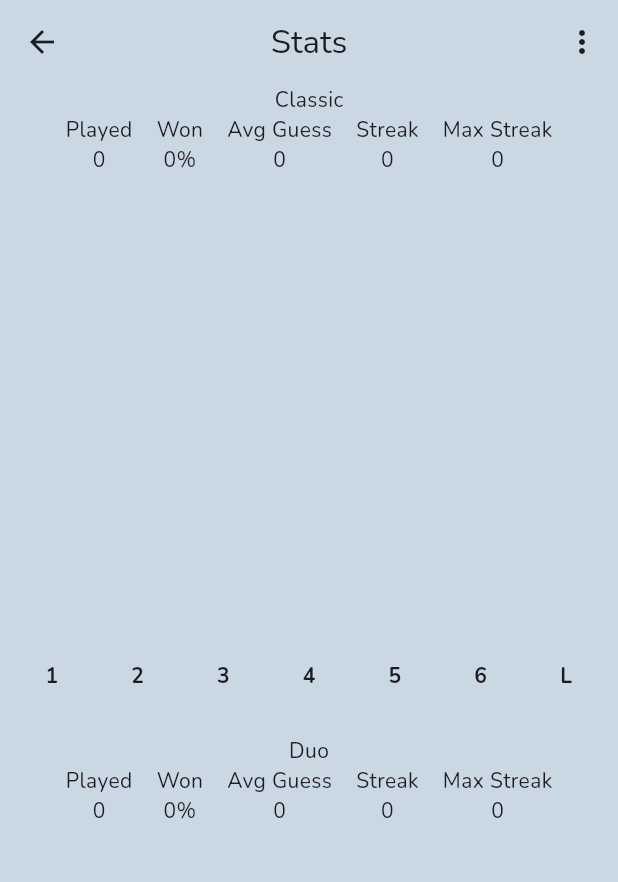
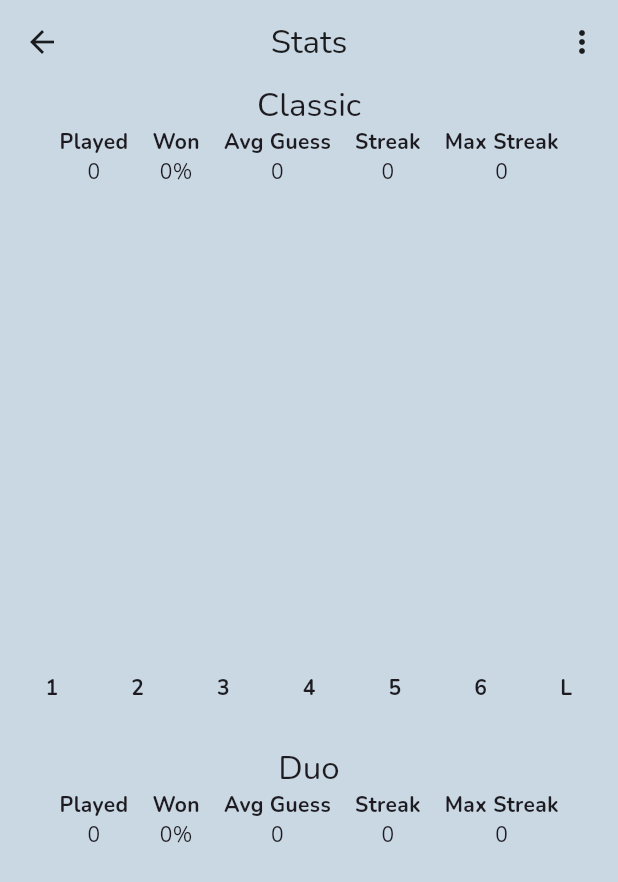
Before and after one commit to sstream17/word-game-2, a Flutter app: the Stats screen opened by its route, on a phone screen of 412 x 824 dp. Shown: the top 882 px of the screen. Run offline on Flutter 3.47's test engine with Material 3 defaults, Android fonts, the phone set to English and light mode, and no system bars; drawn by our look-alikes of fl_chart; our stand-ins replace google_fonts, hive, hive_flutter, url_strategy; accounts and stored records are empty.

Commit message:
Style fonts in end game and stats

```diff
--- a/game/lib/end_game_answers.dart
+++ b/game/lib/end_game_answers.dart
@@ -22,7 +22,8 @@ class EndGameAnswers extends StatelessWidget {
 
       var word = Text(words[i]);
       var winIndex = Container(
-        width: 16,
+        width: 24,
+        alignment: Alignment.center,
         padding: const EdgeInsets.all(4),
         decoration: BoxDecoration(
           borderRadius: BorderRadius.circular(4),
@@ -42,10 +43,13 @@ class EndGameAnswers extends StatelessWidget {
       );
     }
 
-    return Wrap(
-      spacing: 16,
-      runSpacing: 16,
-      children: items,
+    return DefaultTextStyle(
+      style: Theme.of(context).textTheme.titleLarge!,
+      child: Wrap(
+        spacing: 16,
+        runSpacing: 16,
+        children: items,
+      ),
     );
   }
 
--- a/game/lib/stats_row.dart
+++ b/game/lib/stats_row.dart
@@ -42,13 +42,16 @@ class StatsRow extends StatelessWidget {
 
     return Column(
       children: [
-        getStatsTitle(numberOfGames),
+        _getStatsTitle(context, numberOfGames),
         Row(
           mainAxisAlignment: MainAxisAlignment.center,
           children: [
             Column(
               children: [
-                const Text("Played"),
+                const Text(
+                  "Played",
+                  style: TextStyle(fontWeight: FontWeight.bold),
+                ),
                 Text(
                   "$gamesPlayed",
                 ),
@@ -57,7 +60,10 @@ class StatsRow extends StatelessWidget {
             const SizedBox(width: 16),
             Column(
               children: [
-                const Text("Won"),
+                const Text(
+                  "Won",
+                  style: TextStyle(fontWeight: FontWeight.bold),
+                ),
                 Text(
                   "${formatDecimal(winPercentage)}%",
                 ),
@@ -66,7 +72,10 @@ class StatsRow extends StatelessWidget {
             const SizedBox(width: 16),
             Column(
               children: [
-                const Text("Avg Guess"),
+                const Text(
+                  "Avg Guess",
+                  style: TextStyle(fontWeight: FontWeight.bold),
+                ),
                 Text(
                   formatDecimal(averageGuess),
                 ),
@@ -75,7 +84,10 @@ class StatsRow extends StatelessWidget {
             const SizedBox(width: 16),
             Column(
               children: [
-                const Text("Streak"),
+                const Text(
+                  "Streak",
+                  style: TextStyle(fontWeight: FontWeight.bold),
+                ),
                 Text(
                   "$streak",
                 ),
@@ -84,7 +96,10 @@ class StatsRow extends StatelessWidget {
             const SizedBox(width: 16),
             Column(
               children: [
-                const Text("Max Streak"),
+                const Text(
+                  "Max Streak",
+                  style: TextStyle(fontWeight: FontWeight.bold),
+                ),
                 Text(
                   "$maxStreak",
                 ),
@@ -103,16 +118,19 @@ class StatsRow extends StatelessWidget {
       ],
     );
   }
-}
 
-Text getStatsTitle(int numberOfGames) {
-  const titles = {
-    1: "Classic",
-    2: "Duo",
-    4: "Quad",
-  };
+  Text _getStatsTitle(BuildContext context, int numberOfGames) {
+    const titles = {
+      1: "Classic",
+      2: "Duo",
+      4: "Quad",
+    };
 
-  return Text(titles[numberOfGames] ?? "");
+    return Text(
+      titles[numberOfGames] ?? "",
+      style: Theme.of(context).textTheme.titleLarge,
+    );
+  }
 }
 
 String formatDecimal(double number) {
```
